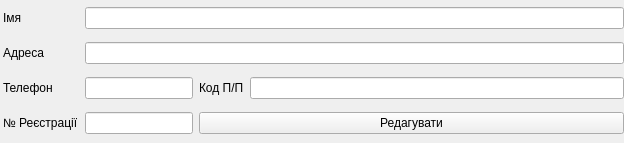
This is custumers_edit.ui in andrboyko/zbyt as Qt 5 draws it before an edit. The edited form follows.
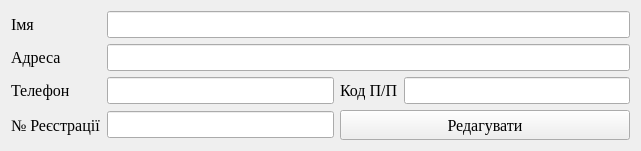
This is the edited form. Icons and pictures are not drawn.

Diff of the .ui file:
```diff
--- a/custumers_edit.ui
+++ b/custumers_edit.ui
@@ -9,71 +9,32 @@
    <rect>
     <x>0</x>
     <y>0</y>
-    <width>624</width>
-    <height>143</height>
+    <width>641</width>
+    <height>151</height>
    </rect>
   </property>
+  <property name="minimumSize">
+   <size>
+    <width>641</width>
+    <height>151</height>
+   </size>
+  </property>
+  <property name="maximumSize">
+   <size>
+    <width>641</width>
+    <height>151</height>
+   </size>
+  </property>
+  <property name="font">
+   <font>
+    <family>Times New Roman</family>
+    <pointsize>12</pointsize>
+   </font>
+  </property>
   <property name="windowTitle">
    <string>Редагування</string>
   </property>
-  <widget class="QWidget" name="gridLayoutWidget">
-   <property name="geometry">
-    <rect>
-     <x>3</x>
-     <y>0</y>
-     <width>621</width>
-     <height>141</height>
-    </rect>
-   </property>
    <layout class="QGridLayout" name="gridLayout">
-    <property name="sizeConstraint">
-     <enum>QLayout::SetMinimumSize</enum>
-    </property>
-    <property name="leftMargin">
-     <number>0</number>
-    </property>
-    <property name="topMargin">
-     <number>0</number>
-    </property>
-    <property name="rightMargin">
-     <number>0</number>
-    </property>
-    <property name="bottomMargin">
-     <number>0</number>
-    </property>
-    <property name="spacing">
-     <number>6</number>
-    </property>
-    <item row="1" column="1" colspan="4">
-     <widget class="QLineEdit" name="lineEdit_2"/>
-    </item>
-    <item row="4" column="0">
-     <widget class="QLabel" name="label_5">
-      <property name="text">
-       <string>№ Реєстрації</string>
-      </property>
-     </widget>
-    </item>
-    <item row="4" column="1" colspan="2">
-     <widget class="QLineEdit" name="lineEdit_5"/>
-    </item>
-    <item row="0" column="1" colspan="4">
-     <widget class="QLineEdit" name="lineEdit"/>
-    </item>
-    <item row="4" column="3" colspan="2">
-     <widget class="QPushButton" name="pushButton">
-      <property name="enabled">
-       <bool>true</bool>
-      </property>
-      <property name="text">
-       <string>Редагувати</string>
-      </property>
-      <property name="icon">
-       <iconset resource="ico.qrc">
-        <normaloff>:/ico/edit.ico</normaloff>:/ico/edit.ico</iconset>
-      </property>
-     </widget>
-    </item>
     <item row="0" column="0">
      <widget class="QLabel" name="label">
       <property name="text">
@@ -81,13 +42,6 @@
       </property>
      </widget>
     </item>
-    <item row="2" column="3">
-     <widget class="QLabel" name="label_4">
-      <property name="text">
-       <string>Код П/П</string>
-      </property>
-     </widget>
-    </item>
     <item row="1" column="0">
      <widget class="QLabel" name="label_2">
       <property name="text">
@@ -102,14 +56,56 @@
       </property>
      </widget>
     </item>
-    <item row="2" column="4">
-     <widget class="QLineEdit" name="lineEdit_4"/>
-    </item>
-    <item row="2" column="1" colspan="2">
+   <item row="2" column="1">
      <widget class="QLineEdit" name="lineEdit_3"/>
     </item>
-   </layout>
-  </widget>
+   <item row="2" column="2">
+    <widget class="QLabel" name="label_4">
+     <property name="text">
+      <string>Код П/П</string>
+     </property>
+    </widget>
+   </item>
+   <item row="2" column="3">
+    <widget class="QLineEdit" name="lineEdit_4"/>
+   </item>
+   <item row="3" column="0">
+    <widget class="QLabel" name="label_5">
+     <property name="text">
+      <string>№ Реєстрації</string>
+     </property>
+    </widget>
+   </item>
+   <item row="3" column="1">
+    <widget class="QLineEdit" name="lineEdit_5"/>
+   </item>
+   <item row="3" column="2" colspan="2">
+    <widget class="QPushButton" name="pushButton">
+     <property name="enabled">
+      <bool>true</bool>
+     </property>
+     <property name="minimumSize">
+      <size>
+       <width>0</width>
+       <height>30</height>
+      </size>
+     </property>
+     <property name="text">
+      <string>Редагувати</string>
+     </property>
+     <property name="icon">
+      <iconset resource="ico.qrc">
+       <normaloff>:/ico/edit.ico</normaloff>:/ico/edit.ico</iconset>
+     </property>
+    </widget>
+   </item>
+   <item row="1" column="1" colspan="3">
+    <widget class="QLineEdit" name="lineEdit_2"/>
+   </item>
+   <item row="0" column="1" colspan="3">
+    <widget class="QLineEdit" name="lineEdit"/>
+   </item>
+  </layout>
  </widget>
  <tabstops>
   <tabstop>lineEdit</tabstop>
```
Lines whose indentation alone changed are shown as unchanged.
